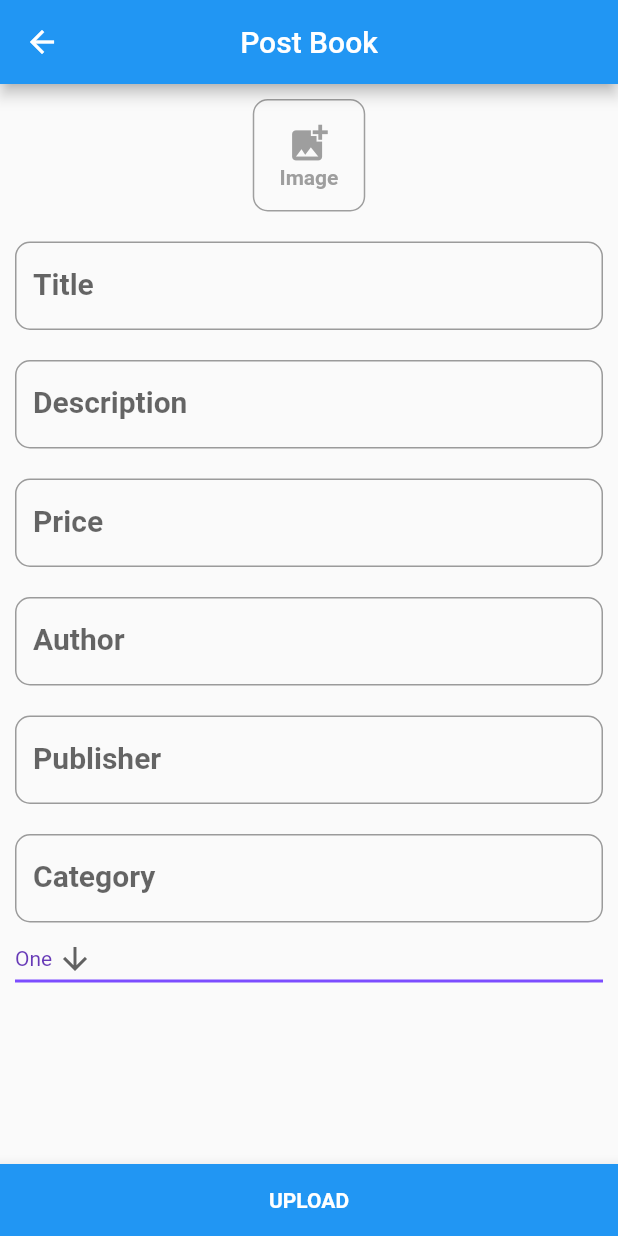
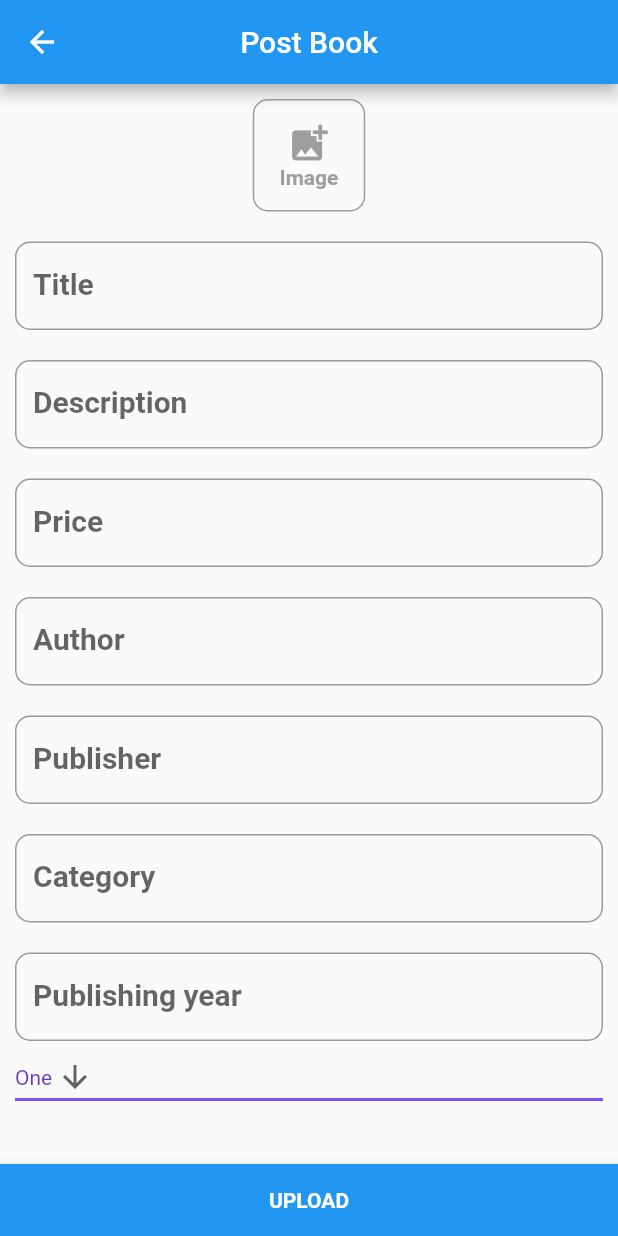
Before and after one commit to DangDinhTho/BookShare, a Flutter app: the PostProduct screen opened directly, on a phone screen of 412 x 824 dp. Run offline on Flutter 3.47's test engine with Material 2 defaults, Android fonts, the phone set to English and light mode, and no system bars; our stand-ins replace dio, flutter_money_formatter, fluttertoast, image_picker, shared_preferences; accounts and stored records are empty; network calls fail.

```diff
--- /dev/null
+++ b/lib/model/book.dart
@@ -0,0 +1,69 @@
+import 'package:flutter/cupertino.dart';
+import 'package:flutter_money_formatter/flutter_money_formatter.dart';
+
+class Book {
+  final String id;
+  final String title;
+  final String subtitle;
+  final String price;
+  final String author;
+  final String publisher;
+  final String year;
+  final String category;
+  final DateTime timeUpload;
+  final double score;
+  final List<String> imageURLs;
+  final List<String> imageNames;
+  final String owner;
+  final String address;
+  //final Image image;
+
+  Book(
+      {this.id,
+      this.title,
+      this.subtitle,
+      this.price,
+      this.owner,
+      this.publisher,
+      this.year,
+      this.category,
+      this.author,
+      this.imageURLs,
+      this.imageNames,
+        this.timeUpload,
+        this.score,
+        this.address
+      //this.image
+      });
+
+  factory Book.fromJson(Map<String, dynamic> json) {
+    List<String> _imageURLs = [];
+    for (String imageURL in json["imageURLs"]) {
+      String path = "http://10.0.2.2:3000/uploads/" + imageURL.split('\\').last;
+      _imageURLs.add(path);
+    }
+    List<String> times = json["time_up_load"].toString().split('T')[0].split('-');
+    //DateTime _timeUpload = new DateTime(int.parse(times[0]), int.parse(times[1]), int.parse(times[2]));
+    DateTime _timeUpload = DateTime.parse(json["time_up_load"].toString());
+
+    return Book(
+        id: json["_id"] as String,
+        title: json["title"] as String,
+        subtitle: json["subtitle"] as String,
+        price: json["price"].toString(),
+        //price: "10000",
+        author: json["author"] as String,
+        publisher: json["publisher"] as String,
+        year: json["year"] as String,
+        category: json["category"] as String,
+        owner: json["owner"] as String,
+        imageURLs: _imageURLs,
+        score: json["score"].toDouble(),
+        timeUpload: _timeUpload,
+        address: json["address"] as String
+        //image: Image.asset("assets/images/book_1.jpg")
+      //image: Image.network(imageURLs[0], width: 200, height: 100, fit: BoxFit.fitWidth,)
+        );
+  }
+
+}
--- a/lib/screens/home/post_product.dart
+++ b/lib/screens/home/post_product.dart
@@ -2,9 +2,14 @@ import 'dart:io';
 
 import 'package:flutter/cupertino.dart';
 import 'package:flutter/material.dart';
+import 'package:flutter/services.dart';
+import 'package:flutter_money_formatter/flutter_money_formatter.dart';
 import 'package:image_picker/image_picker.dart';
+import 'package:share_books/model/book.dart';
+import 'package:share_books/screens/home/detail.dart';
 import 'package:share_books/screens/home/product.dart';
 import 'package:share_books/services/authservice.dart';
+import 'package:share_books/services/cut_price.dart';
 
 class PostProduct extends StatefulWidget {
   @override
@@ -21,9 +26,10 @@ class _PostProductState extends State<PostProduct> {
   TextEditingController author = new TextEditingController();
   TextEditingController publisher = new TextEditingController();
   TextEditingController category = new TextEditingController();
+  TextEditingController year = new TextEditingController();
 
   openGallery(BuildContext context) async {
-    var image = await ImagePicker().getImage(source: ImageSource.gallery);
+    var image = await new ImagePicker().getImage(source: ImageSource.gallery);
     this.setState(() {
       fileImage = image;
     });
@@ -31,7 +37,7 @@ class _PostProductState extends State<PostProduct> {
   }
 
   openCamera(BuildContext context) async {
-    var image = await ImagePicker().getImage(source: ImageSource.camera);
+    var image = await new ImagePicker().getImage(source: ImageSource.camera);
     this.setState(() {
       fileImage = image;
     });
@@ -206,6 +212,10 @@ class _PostProductState extends State<PostProduct> {
               ),
               TextField(
                 controller: price,
+                inputFormatters: [
+                  WhitelistingTextInputFormatter.digitsOnly,
+                  CutPrice()
+                ],
                 decoration: InputDecoration(
                   //contentPadding: EdgeInsets.only(left: 10),
                   //icon: Icon(Icons.account_circle),
@@ -303,6 +313,33 @@ class _PostProductState extends State<PostProduct> {
             ],
           ),
 
+          SizedBox(
+            height: 15,
+          ),
+          Column(
+            crossAxisAlignment: CrossAxisAlignment.start,
+            children: [
+              SizedBox(
+                height: 5.0,
+              ),
+              TextField(
+                controller:  year,
+                decoration: InputDecoration(
+                  //contentPadding: EdgeInsets.only(left: 10),
+                  //icon: Icon(Icons.account_circle),
+                  //hintText: 'Title',
+                  labelText: 'Publishing year',
+                  labelStyle:
+                  TextStyle(fontSize: 20, fontWeight: FontWeight.bold),
+                  hintStyle: TextStyle(color: Colors.blue),
+                  border: OutlineInputBorder(
+                    borderRadius: BorderRadius.all(Radius.circular(10)),
+                  ),
+                ),
+              ),
+            ],
+          ),
+
                 DropdownButton<String>(
     value: dropdownValue,
     icon: Icon(Icons.arrow_downward),
@@ -335,22 +372,29 @@ class _PostProductState extends State<PostProduct> {
           child: Text('UPLOAD', style: TextStyle(color: Colors.white, fontWeight: FontWeight.bold),),
           onPressed: (){
             if(title.value.text != ''){
-              Product book = new Product(
+              Book book = new Book(
                   title: title.value.text,
-                  description: description.value.text,
-                  price2: price.value.text,
+                  subtitle: description.value.text,
+                  price: price.value.text.replaceAll(",", ""),
                   author: author.value.text,
                 category: category.value.text,
                 publisher: publisher.value.text,
-                //imageName: fileImage.path.split('/').last,
-                  imagePath: fileImage.path,
+                year: year.value.text,
+                imageNames: [fileImage.path.split('/').last],
+                imageURLs: [fileImage.path],
                   //imageName: fileImage.path.split('/').last
                 //imageName: 'Test'
               );
 
               AuthService().uploadBook(book).then((val){
-                if(val.data['success']){
+                if(val.data["success"]){
+                  //print(val.data["newBook"]);
                   Navigator.pop(context);
+                  Book newBook = Book.fromJson(val.data["newBook"]);
+                  Navigator.push(
+                    context,
+                    MaterialPageRoute(builder: (context) => Detail(book: newBook, canChat: false,)),
+                  );
                 }
                 else{
                   print(val.data['msg']);
--- a/pubspec.yaml
+++ b/pubspec.yaml
@@ -27,6 +27,8 @@ dependencies:
   fluttertoast:
   http:
   image_picker:
+  flutter_money_formatter:
+  intl:
 
 
   # The following adds the Cupertino Icons font to your application.
```
Also changed, not shown: lib/screens/home/detail.dart (+10 -7 lines), lib/screens/home/item_card.dart (+43 -12 lines), lib/screens/home/market_screen.dart (+19 -7 lines), lib/screens/home/product.dart (+38 -52 lines), lib/services/authservice.dart (+21 -18 lines), lib/services/cut_price.dart (added, +23 -0 lines), pubspec.lock.
